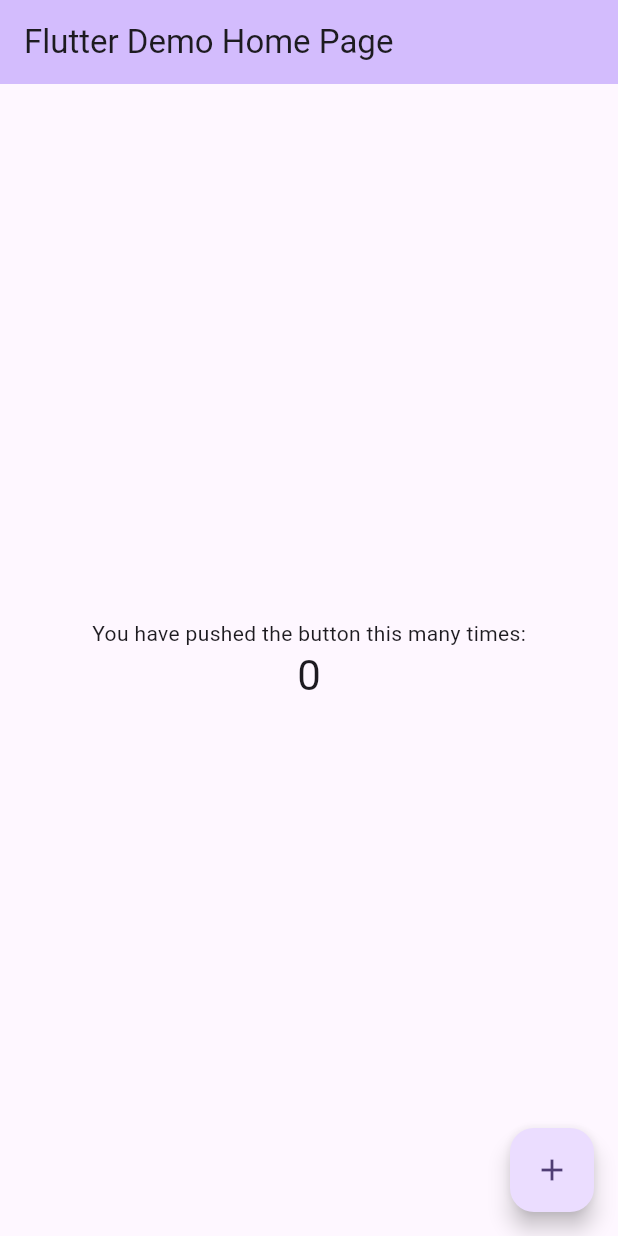
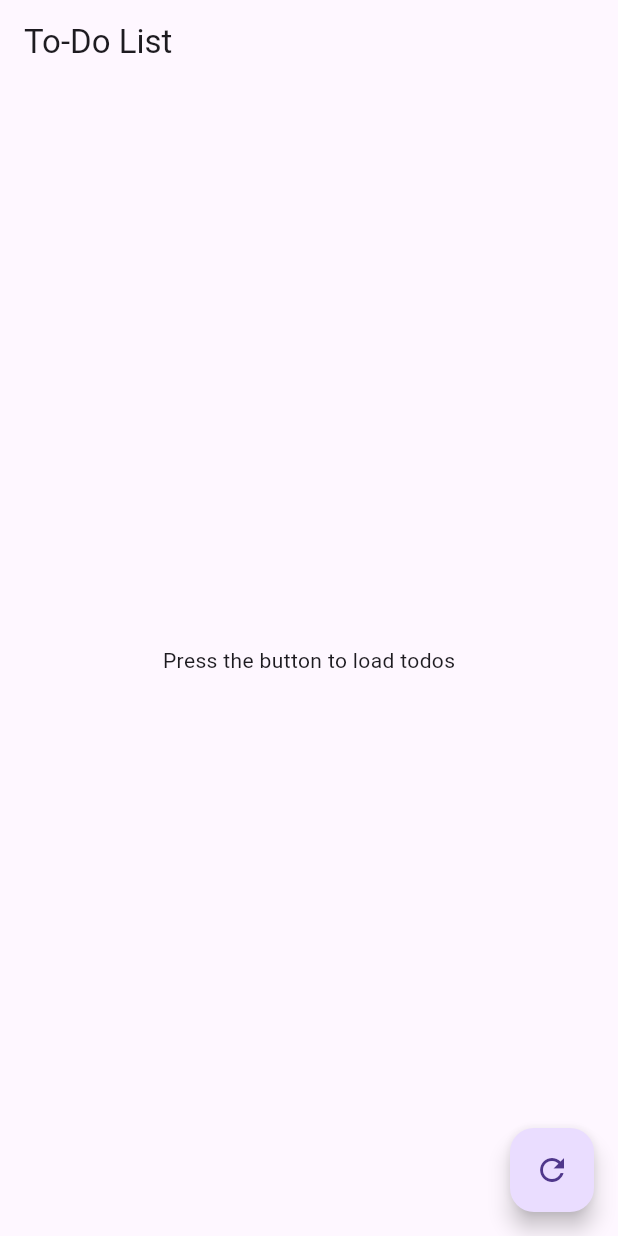
Before and after one commit to kp1501/mvvm_flutter, a Flutter app: the screen it shows after launch, on a phone screen of 412 x 824 dp. Run offline on Flutter 3.47's test engine with Material 3 defaults, Android fonts, the phone set to English and light mode, and no system bars; our stand-ins replace dio, equatable, flutter_bloc, get_it.

Commit message:
integrated todo functionality.

```diff
--- /dev/null
+++ b/lib/data/repositories/todo_repository_impl.dart
@@ -0,0 +1,27 @@
+import 'dart:convert';
+import 'package:dio/dio.dart';
+import '../../domain/entities/todo_entity.dart';
+import '../../domain/repositories/todo_repository.dart';
+import '../models/todo_model.dart';
+
+class TodoRepositoryImpl implements TodoRepository {
+  final Dio dio;
+
+  TodoRepositoryImpl(this.dio);
+
+  @override
+  Future<List<TodoEntity>> fetchTodos() async {
+    try {
+      final response = await dio.get('https://jsonplaceholder.typicode.com/todos');
+
+      if (response.statusCode == 200) {
+        final List<dynamic> jsonList = response.data;
+        return jsonList.map((json) => TodoModel.fromJson(json)).toList();
+      } else {
+        throw Exception('Failed to load todos');
+      }
+    } catch (e) {
+      throw Exception('Error fetching todos: $e');
+    }
+  }
+}
--- /dev/null
+++ b/lib/domain/entities/todo_entity.dart
@@ -0,0 +1,12 @@
+import 'package:equatable/equatable.dart';
+
+class TodoEntity extends Equatable {
+  final int id;
+  final String title;
+  final bool completed;
+
+  const TodoEntity({required this.id, required this.title, required this.completed});
+
+  @override
+  List<Object?> get props => [id, title, completed];
+}
--- /dev/null
+++ b/lib/domain/repositories/todo_repository.dart
@@ -0,0 +1,5 @@
+import '../entities/todo_entity.dart';
+
+abstract class TodoRepository {
+  Future<List<TodoEntity>> fetchTodos();
+}
--- /dev/null
+++ b/lib/domain/usecases/todo_usecase.dart
@@ -0,0 +1,10 @@
+import '../repositories/todo_repository.dart';
+import '../entities/todo_entity.dart';
+
+class FetchTodosUseCase {
+  final TodoRepository repository;
+
+  FetchTodosUseCase(this.repository);
+
+  Future<List<TodoEntity>> call() => repository.fetchTodos();
+}
--- a/lib/main.dart
+++ b/lib/main.dart
@@ -1,122 +1,26 @@
 import 'package:flutter/material.dart';
+import 'package:flutter_bloc/flutter_bloc.dart';
+import 'package:mvvm_flutter/presentation/blocs/todo/todo_bloc.dart';
+
+import 'core/di/injection.dart';
+import 'presentation/pages/todo_screen.dart';
 
 void main() {
-  runApp(const MyApp());
+  init(); // Initialize dependencies
+  runApp(MyApp());
 }
 
 class MyApp extends StatelessWidget {
   const MyApp({super.key});
 
-  // This widget is the root of your application.
   @override
   Widget build(BuildContext context) {
-    return MaterialApp(
-      title: 'Flutter Demo',
-      theme: ThemeData(
-        // This is the theme of your application.
-        //
-        // TRY THIS: Try running your application with "flutter run". You'll see
-        // the application has a purple toolbar. Then, without quitting the app,
-        // try changing the seedColor in the colorScheme below to Colors.green
-        // and then invoke "hot reload" (save your changes or press the "hot
-        // reload" button in a Flutter-supported IDE, or press "r" if you used
-        // the command line to start the app).
-        //
-        // Notice that the counter didn't reset back to zero; the application
-        // state is not lost during the reload. To reset the state, use hot
-        // restart instead.
-        //
-        // This works for code too, not just values: Most code changes can be
-        // tested with just a hot reload.
-        colorScheme: ColorScheme.fromSeed(seedColor: Colors.deepPurple),
+    return BlocProvider(
+      create: (context) => sl<TodoBloc>(),
+      child: MaterialApp(
+        debugShowCheckedModeBanner: false,
+        home: TodoScreen(),
       ),
-      home: const MyHomePage(title: 'Flutter Demo Home Page'),
     );
   }
 }
-
-class MyHomePage extends StatefulWidget {
-  const MyHomePage({super.key, required this.title});
-
-  // This widget is the home page of your application. It is stateful, meaning
-  // that it has a State object (defined below) that contains fields that affect
-  // how it looks.
-
-  // This class is the configuration for the state. It holds the values (in this
-  // case the title) provided by the parent (in this case the App widget) and
-  // used by the build method of the State. Fields in a Widget subclass are
-  // always marked "final".
-
-  final String title;
-
-  @override
-  State<MyHomePage> createState() => _MyHomePageState();
-}
-
-class _MyHomePageState extends State<MyHomePage> {
-  int _counter = 0;
-
-  void _incrementCounter() {
-    setState(() {
-      // This call to setState tells the Flutter framework that something has
-      // changed in this State, which causes it to rerun the build method below
-      // so that the display can reflect the updated values. If we changed
-      // _counter without calling setState(), then the build method would not be
-      // called again, and so nothing would appear to happen.
-      _counter++;
-    });
-  }
-
-  @override
-  Widget build(BuildContext context) {
-    // This method is rerun every time setState is called, for instance as done
-    // by the _incrementCounter method above.
-    //
-    // The Flutter framework has been optimized to make rerunning build methods
-    // fast, so that you can just rebuild anything that needs updating rather
-    // than having to individually change instances of widgets.
-    return Scaffold(
-      appBar: AppBar(
-        // TRY THIS: Try changing the color here to a specific color (to
-        // Colors.amber, perhaps?) and trigger a hot reload to see the AppBar
-        // change color while the other colors stay the same.
-        backgroundColor: Theme.of(context).colorScheme.inversePrimary,
-        // Here we take the value from the MyHomePage object that was created by
-        // the App.build method, and use it to set our appbar title.
-        title: Text(widget.title),
-      ),
-      body: Center(
-        // Center is a layout widget. It takes a single child and positions it
-        // in the middle of the parent.
-        child: Column(
-          // Column is also a layout widget. It takes a list of children and
-          // arranges them vertically. By default, it sizes itself to fit its
-          // children horizontally, and tries to be as tall as its parent.
-          //
-          // Column has various properties to control how it sizes itself and
-          // how it positions its children. Here we use mainAxisAlignment to
-          // center the children vertically; the main axis here is the vertical
-          // axis because Columns are vertical (the cross axis would be
-          // horizontal).
-          //
-          // TRY THIS: Invoke "debug painting" (choose the "Toggle Debug Paint"
-          // action in the IDE, or press "p" in the console), to see the
-          // wireframe for each widget.
-          mainAxisAlignment: MainAxisAlignment.center,
-          children: <Widget>[
-            const Text('You have pushed the button this many times:'),
-            Text(
-              '$_counter',
-              style: Theme.of(context).textTheme.headlineMedium,
-            ),
-          ],
-        ),
-      ),
-      floatingActionButton: FloatingActionButton(
-        onPressed: _incrementCounter,
-        tooltip: 'Increment',
-        child: const Icon(Icons.add),
-      ), // This trailing comma makes auto-formatting nicer for build methods.
-    );
-  }
-}
--- /dev/null
+++ b/lib/presentation/blocs/todo/todo_bloc.dart
@@ -0,0 +1,24 @@
+import 'package:equatable/equatable.dart';
+import 'package:flutter_bloc/flutter_bloc.dart';
+
+import '../../../domain/entities/todo_entity.dart';
+import '../../../domain/usecases/todo_usecase.dart';
+
+part 'todo_event.dart';
+part 'todo_state.dart';
+
+class TodoBloc extends Bloc<TodoEvent, TodoState> {
+  final FetchTodosUseCase fetchTodosUseCase;
+
+  TodoBloc(this.fetchTodosUseCase) : super(TodoInitial()) {
+    on<FetchTodosEvent>((event, emit) async {
+      emit(TodoLoading());
+      try {
+        final todos = await fetchTodosUseCase();
+        emit(TodoLoaded(todos));
+      } catch (e) {
+        emit(TodoError(e.toString()));
+      }
+    });
+  }
+}
--- /dev/null
+++ b/lib/presentation/blocs/todo/todo_event.dart
@@ -0,0 +1,10 @@
+part of 'todo_bloc.dart';
+
+abstract class TodoEvent extends Equatable {
+  const TodoEvent();
+
+  @override
+  List<Object?> get props => [];
+}
+
+class FetchTodosEvent extends TodoEvent {}
--- /dev/null
+++ b/lib/presentation/blocs/todo/todo_state.dart
@@ -0,0 +1,28 @@
+part of 'todo_bloc.dart';
+
+abstract class TodoState extends Equatable {
+  const TodoState();
+
+  @override
+  List<Object?> get props => [];
+}
+
+class TodoInitial extends TodoState {}
+
+class TodoLoading extends TodoState {}
+
+class TodoLoaded extends TodoState {
+  final List<TodoEntity> todos;
+  const TodoLoaded(this.todos);
+
+  @override
+  List<Object?> get props => [todos];
+}
+
+class TodoError extends TodoState {
+  final String message;
+  const TodoError(this.message);
+
+  @override
+  List<Object?> get props => [message];
+}
--- /dev/null
+++ b/lib/presentation/pages/todo_screen.dart
@@ -0,0 +1,40 @@
+import 'package:flutter/material.dart';
+import 'package:flutter_bloc/flutter_bloc.dart';
+
+import '../blocs/todo/todo_bloc.dart';
+
+class TodoScreen extends StatelessWidget {
+  const TodoScreen({super.key});
+
+  @override
+  Widget build(BuildContext context) {
+    return Scaffold(
+      appBar: AppBar(title: Text('To-Do List')),
+      body: BlocBuilder<TodoBloc, TodoState>(
+        builder: (context, state) {
+          if (state is TodoLoading) {
+            return Center(child: CircularProgressIndicator());
+          } else if (state is TodoLoaded) {
+            return ListView.builder(
+              itemCount: state.todos.length,
+              itemBuilder: (context, index) {
+                final todo = state.todos[index];
+                return ListTile(
+                  title: Text(todo.title),
+                  trailing: Icon(todo.completed ? Icons.check : Icons.close),
+                );
+              },
+            );
+          } else if (state is TodoError) {
+            return Center(child: Text(state.message));
+          }
+          return Center(child: Text("Press the button to load todos"));
+        },
+      ),
+      floatingActionButton: FloatingActionButton(
+        onPressed: () => context.read<TodoBloc>().add(FetchTodosEvent()),
+        child: Icon(Icons.refresh),
+      ),
+    );
+  }
+}
```
Also changed, not shown: lib/core/api/api_client.dart (added, +13 -0 lines), lib/core/di/injection.dart (added, +23 -0 lines), lib/data/models/todo_model.dart (added, +25 -0 lines), pubspec.yaml (+13 -6 lines), pubspec.lock (deleted), 1 other file.
